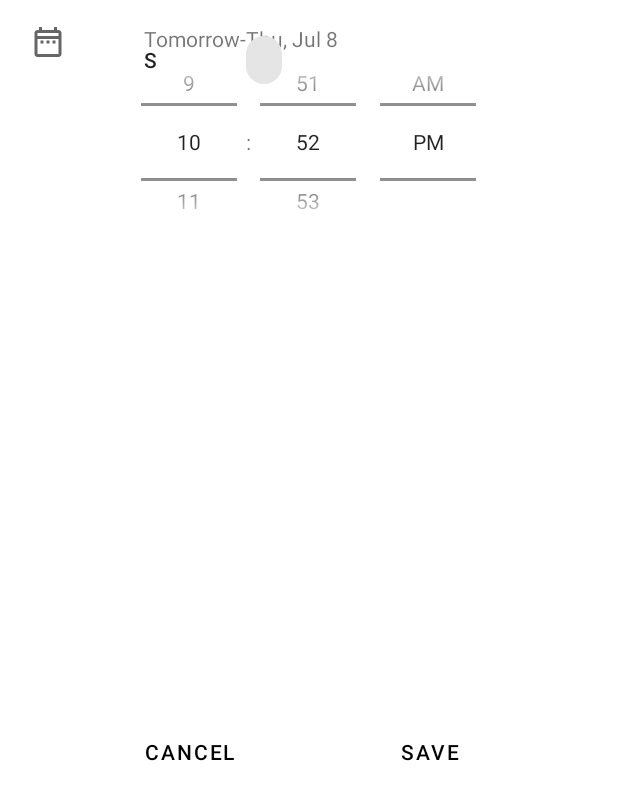
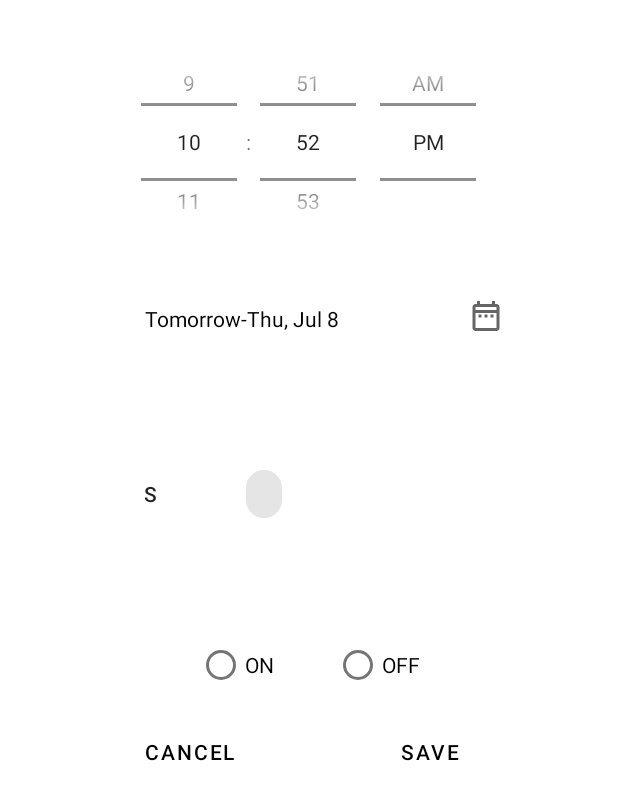
Before and after one commit to Colinerith/MAUS_Android, an Android app: the layout dialog_timer_setting.xml on its own in the app's theme, with its tools: preview values and no code run, on a phone screen of 412 x 824 dp. Shown: the top 800 px of the screen. Run offline under Robolectric (Android 15) with nearby library versions, the phone set to English and light mode, and no system bars.

Commit message:
TimerFragment: ItemClick

```diff
--- a/app/src/main/java/com/example/maus/Info.kt
+++ b/app/src/main/java/com/example/maus/data/UserItem.kt
@@ -1,6 +1,6 @@
-package com.example.maus
+package com.example.maus.data
 
-data class Info(
+data class UserItem(
     var email:String,
     var location: String,
     var passWord: String,
--- a/app/src/main/java/com/example/maus/ui/main/SectionsPagerAdapter.kt
+++ b/app/src/main/java/com/example/maus/ui/main/SectionsPagerAdapter.kt
@@ -5,6 +5,7 @@ import androidx.fragment.app.Fragment
 import androidx.fragment.app.FragmentManager
 import androidx.fragment.app.FragmentPagerAdapter
 import com.example.maus.R
+import com.example.maus.ui.main.timer.TimerFragment
 
 private val TAB_TITLES = arrayOf(
         R.string.tab_text_1,
--- a/app/src/main/java/com/example/maus/ui/main/TimerSettingDateDialog.kt
+++ b/app/src/main/java/com/example/maus/ui/main/timer/TimerSettingDateDialog.kt
@@ -1,4 +1,4 @@
-package com.example.maus.ui.main
+package com.example.maus.ui.main.timer
 
 import android.app.Dialog
 import android.content.Context
--- a/app/src/main/res/layout/dialog_timer_setting.xml
+++ b/app/src/main/res/layout/dialog_timer_setting.xml
@@ -50,30 +50,36 @@
         app:layout_constraintTop_toTopOf="parent" />
 
     <TextView
-        android:id="@+id/textView2"
-        android:layout_width="191dp"
+        android:id="@+id/settingDateDayTextView"
+        android:layout_width="wrap_content"
         android:layout_height="27dp"
         android:layout_marginStart="76dp"
+        android:layout_marginTop="29dp"
+        android:gravity="center"
         android:text="Tomorrow-Thu, Jul 8"
+        android:textColor="@color/black"
         app:layout_constraintStart_toStartOf="parent"
-        tools:layout_editor_absoluteY="182dp" />
+        app:layout_constraintTop_toBottomOf="@+id/time" />
 
     <ImageButton
         android:id="@+id/dateBtn"
         android:layout_width="wrap_content"
         android:layout_height="wrap_content"
+        android:layout_marginTop="29dp"
+        android:layout_marginEnd="56dp"
         android:background="@android:color/transparent"
-        app:srcCompat="@drawable/ic_outline_date_range_24"
-        tools:layout_editor_absoluteX="291dp"
-        tools:layout_editor_absoluteY="182dp" />
+        app:layout_constraintEnd_toEndOf="parent"
+        app:layout_constraintTop_toBottomOf="@+id/time"
+        app:srcCompat="@drawable/ic_outline_date_range_24" />
 
     <com.google.android.material.chip.ChipGroup
         android:id="@+id/chipGroup"
         android:layout_width="wrap_content"
         android:layout_height="wrap_content"
+        android:layout_marginTop="79dp"
         android:layout_marginEnd="192dp"
         app:layout_constraintEnd_toEndOf="parent"
-        tools:layout_editor_absoluteY="288dp">
+        app:layout_constraintTop_toBottomOf="@+id/settingDateDayTextView">
 
         <ToggleButton
             android:id="@+id/toggleButton"
@@ -90,4 +96,40 @@
             android:layout_height="wrap_content" />
     </com.google.android.material.chip.ChipGroup>
 
+    <RadioGroup
+        android:id="@+id/radioGroup"
+        android:layout_width="match_parent"
+        android:layout_height="wrap_content"
+        android:layout_marginTop="66dp"
+        android:gravity="center"
+        android:orientation="horizontal"
+        app:layout_constraintTop_toBottomOf="@+id/chipGroup"
+        tools:layout_editor_absoluteX="34dp">
+
+        <RadioButton
+            android:id="@+id/radioButtonOn"
+            android:layout_width="wrap_content"
+            android:layout_height="match_parent"
+            android:layout_marginRight="20dp"
+            android:text="@string/on" />
+
+        <RadioButton
+            android:id="@+id/radioButtonOff"
+            android:layout_width="wrap_content"
+            android:layout_height="match_parent"
+            android:layout_marginLeft="20dp"
+            android:text="@string/off" />
+
+    </RadioGroup>
+
+    <TextView
+        android:id="@+id/textView2"
+        android:layout_width="wrap_content"
+        android:layout_height="wrap_content"
+        android:layout_marginStart="2dp"
+        android:layout_marginTop="49dp"
+        android:text="@string/setting_action"
+        app:layout_constraintStart_toEndOf="@+id/radioGroup"
+        app:layout_constraintTop_toBottomOf="@+id/chipGroup" />
+
 </androidx.constraintlayout.widget.ConstraintLayout>
--- a/app/src/main/res/layout/fragment_timer.xml
+++ b/app/src/main/res/layout/fragment_timer.xml
@@ -4,7 +4,7 @@
     xmlns:tools="http://schemas.android.com/tools"
     android:layout_width="match_parent"
     android:layout_height="match_parent"
-    tools:context=".ui.main.TimerFragment"
+    tools:context=".ui.main.timer.TimerFragment"
     >
 
     <androidx.constraintlayout.widget.ConstraintLayout
--- a/app/src/main/res/values/strings.xml
+++ b/app/src/main/res/values/strings.xml
@@ -15,6 +15,9 @@
     <string name="save">Save</string>
     <string name="cancel">Cancel</string>
     <string name="add_timer">Add new timer</string>
+    <string name="turningOn">Turning on the light</string>
+    <string name="turningOff">Turning off the light</string>
+    <string name="setting_action">Turning on/off the light</string>
     <!-- Preference Titles -->
     <string name="messages_header">Messages</string>
     <string name="sync_header">Sync</string>
```
Also changed, not shown: app/src/main/java/com/example/maus/data/TimerItem.kt (+5 -3 lines), app/src/main/java/com/example/maus/ui/main/TimerRecyclerViewAdapter.kt (deleted, +0 -70 lines), app/src/main/java/com/example/maus/ui/main/TimerSettingDialog.kt (deleted, +0 -52 lines), app/src/main/java/com/example/maus/ui/main/timer/TimerFragment.kt (renamed from app/src/main/java/com/example/maus/ui/main/TimerFragment.kt, +9 -17 lines), app/src/main/java/com/example/maus/ui/main/timer/TimerRecyclerViewAdapter.kt (added, +69 -0 lines), app/src/main/java/com/example/maus/ui/main/timer/TimerSettingDialog.kt (added, +98 -0 lines), app/src/main/res/layout/item_timer.xml (+12 -3 lines).
